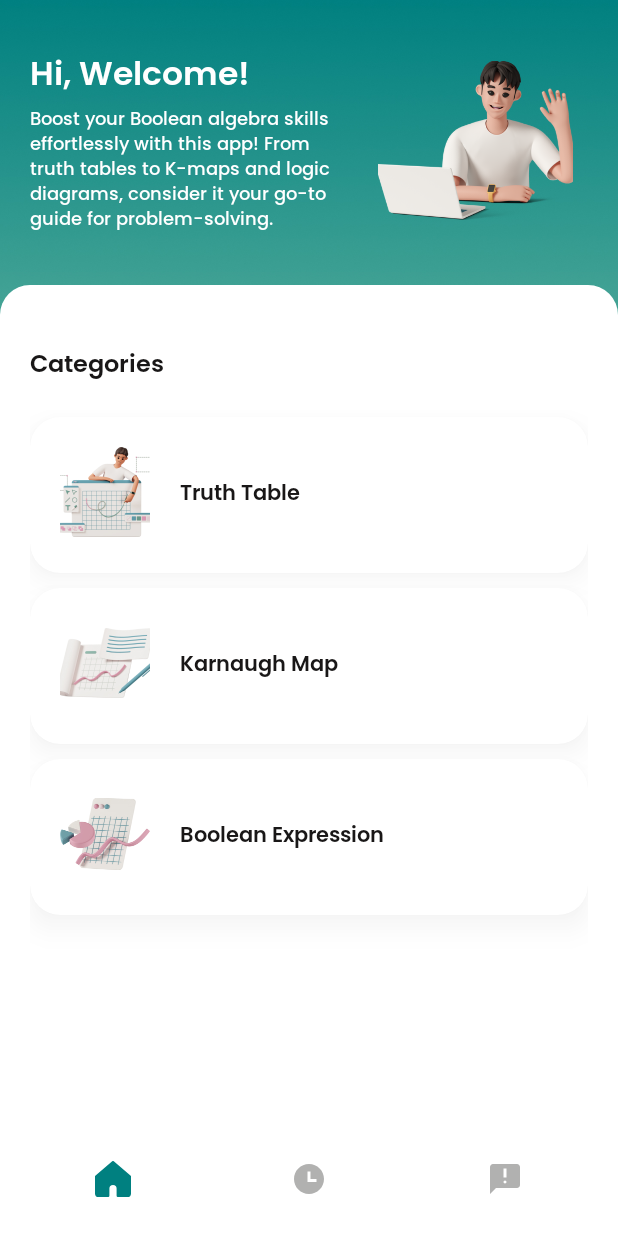
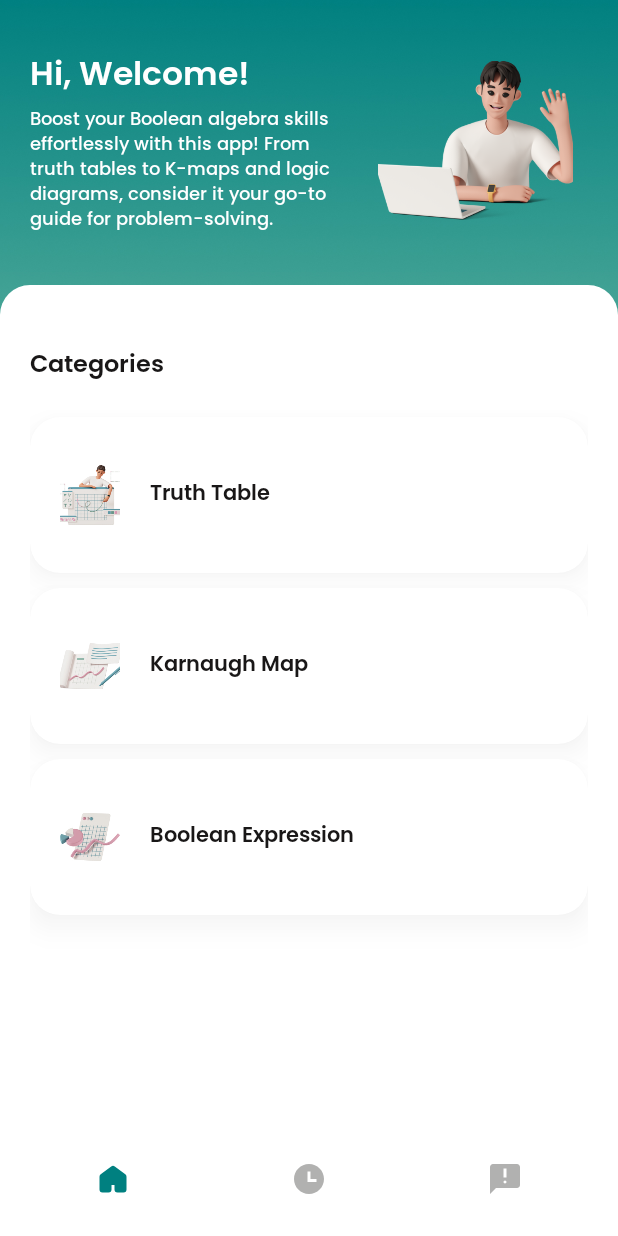
Before and after one commit to ThirdyGraphicsStudio/LogiCraft, an Android app: the screen it shows after launch (MainActivity), on a phone screen of 412 x 824 dp. Run offline under Robolectric (Android 15) with nearby library versions, the light colour scheme and no system bars; Roboto replaces fonts that are not available here.

Commit message:
- layout - kmap fix if have dont care - homepage

```diff
--- a/app/src/main/java/com/thirdy/booleanexpression/Fragment/History.java
+++ b/app/src/main/java/com/thirdy/booleanexpression/Fragment/History.java
@@ -157,7 +157,11 @@ public class History extends Fragment implements MyInterface {
     @Override
     public void onItemClick(int pos, String categories) {
         if (!categories.equals("history")) return;
-        HistoryModel selectedHistory = historyModels.get(pos -1);
+        if (pos <= 0 || pos > historyModels.size()) {
+            Log.e("History", "Invalid position: " + pos);
+            return;
+        }
+        HistoryModel selectedHistory = historyModels.get(pos-1);
         String expression = selectedHistory.getName();
         int variableCount = selectedHistory.getVariable();
         Intent intent;
--- a/app/src/main/java/com/thirdy/booleanexpression/TruthTable/MainTruthTable.java
+++ b/app/src/main/java/com/thirdy/booleanexpression/TruthTable/MainTruthTable.java
@@ -123,6 +123,8 @@ public class MainTruthTable extends AppCompatActivity {
             row.setLayoutParams(new TableLayout.LayoutParams(TableLayout.LayoutParams.MATCH_PARENT, TableLayout.LayoutParams.WRAP_CONTENT));
             row.setPaddingRelative(0, 2, 0, 2);
 
+
+
             final int rowIdx = i; // Capture the row index for use in the lambda expression
 
             for (int j = 0; j < variableCount + 2; j++) { // Iterate over each column
@@ -141,6 +143,7 @@ public class MainTruthTable extends AppCompatActivity {
 
                 // If this is the 'F' column, make it interactive
                 if (j == variableCount + 1) {
+                    textView.setBackgroundColor(getResources().getColor(R.color.inputfield));
                     textView.setTag("F" + i);
                     textView.setOnClickListener(v -> {
                         TextView tv = (TextView) v;
--- a/app/src/main/res/drawable/home.xml
+++ b/app/src/main/res/drawable/home.xml
@@ -1,9 +1,13 @@
 <vector xmlns:android="http://schemas.android.com/apk/res/android"
-    android:width="40dp"
-    android:height="40dp"
-    android:viewportWidth="15"
-    android:viewportHeight="15">
+    android:width="34dp"
+    android:height="34dp"
+    android:viewportWidth="24"
+    android:viewportHeight="24">
   <path
-      android:pathData="M7.825,0.12a0.5,0.5 0,0 0,-0.65 0L0,6.27v7.23A1.5,1.5 0,0 0,1.5 15h4a0.5,0.5 0,0 0,0.5 -0.5v-3a1.5,1.5 0,0 1,3 0v3a0.5,0.5 0,0 0,0.5 0.5h4a1.5,1.5 0,0 0,1.5 -1.5V6.27L7.825,0.12Z"
-      android:fillColor="#000000"/>
+      android:pathData="M20,19v-8.5a1,1 0,0 0,-0.4 -0.8l-7,-5.25a1,1 0,0 0,-1.2 0l-7,5.25a1,1 0,0 0,-0.4 0.8V19a1,1 0,0 0,1 1h4a1,1 0,0 0,1 -1v-3a1,1 0,0 1,1 -1h2a1,1 0,0 1,1 1v3a1,1 0,0 0,1 1h4a1,1 0,0 0,1 -1z"
+      android:strokeLineJoin="round"
+      android:strokeWidth="2"
+      android:fillColor="#000000"
+      android:strokeColor="#000000"
+      android:strokeLineCap="round"/>
 </vector>
--- a/app/src/main/res/layout/fragment_homepage.xml
+++ b/app/src/main/res/layout/fragment_homepage.xml
@@ -98,8 +98,9 @@
         >
 
                 <ImageView
-                    android:layout_width="60dp"
-                    android:layout_height="60dp"
+                    android:layout_width="40dp"
+                    android:layout_height="40dp"
+                    android:layout_gravity="center"
                     android:src="@drawable/truth_icon"
                    />
 
@@ -145,8 +146,9 @@
                 >
 
                 <ImageView
-                    android:layout_width="60dp"
-                    android:layout_height="60dp"
+                    android:layout_width="40dp"
+                    android:layout_height="40dp"
+                    android:layout_gravity="center"
                     android:src="@drawable/karnaugh_icon"
                     />
 
@@ -191,8 +193,9 @@
                 >
 
                 <ImageView
-                    android:layout_width="60dp"
-                    android:layout_height="60dp"
+                    android:layout_width="40dp"
+                    android:layout_height="40dp"
+                    android:layout_gravity="center"
                     android:src="@drawable/boolean_icon"
                     />
 
--- a/app/src/main/res/layout/karnaugh_map_formula.xml
+++ b/app/src/main/res/layout/karnaugh_map_formula.xml
@@ -196,6 +196,7 @@
                     android:spinnerMode="dropdown"/>
 
                 <TextView
+                    android:id="@+id/karnaugh0"
                     android:layout_width="wrap_content"
                     android:layout_height="wrap_content"
                     android:text="@string/grouping_description"
--- a/app/src/main/res/values/strings.xml
+++ b/app/src/main/res/values/strings.xml
@@ -185,10 +185,8 @@ These are logic gate names and their symbols that you will encounter:
 </string>
 
     <string name="logic_diagram_saving">
-<![CDATA[
+Once the solution is generated, you can click on the pdf icon at the toolbar to save the entire solution, including your logic diagram, in PDF format.
 
-<p>Once the solution is generated, you can click on the pdf icon at the toolbar to save the entire solution, including your logic diagram, in PDF format.</p>
-]]>
 </string>
     <string-array name="dropdown_items">
         <item>SOP</item>
```
Also changed, not shown: app/src/main/java/com/thirdy/booleanexpression/KarnaughMap/FormulaKarnaughMap.java (+10 -5 lines), app/src/main/res/layout/help_logic_diagram.xml (+30 -1 lines).
